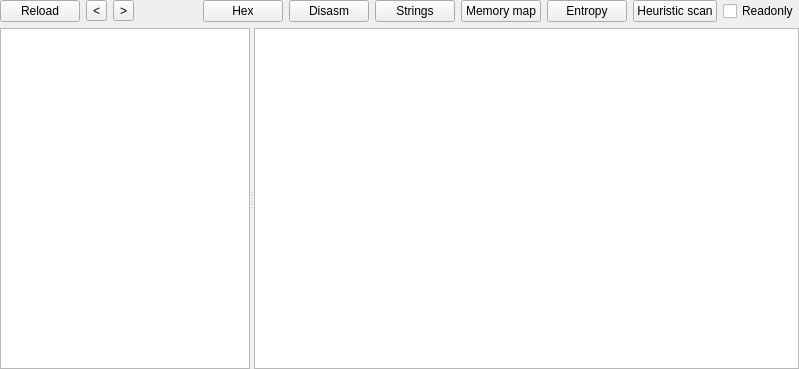
The window that PE/pewidget.ui (horsicq/FormatWidgets) describes before a commit, drawn with Qt 5.
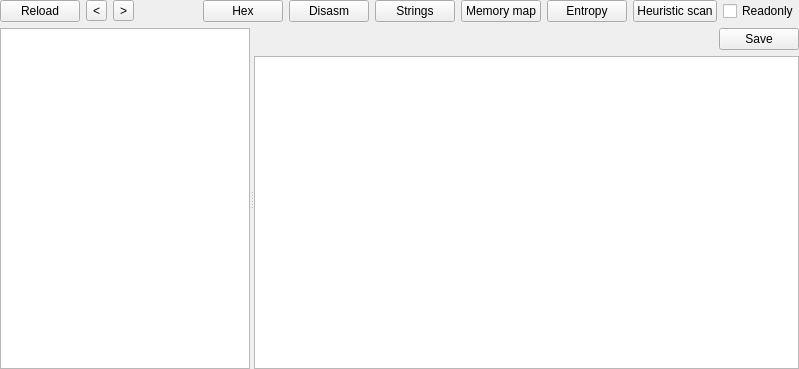
The same window after the commit. The open tabs and pages were chosen to show the change. Custom widgets are drawn as their Qt base class.

```diff
--- a/PE/pewidget.ui
+++ b/PE/pewidget.ui
@@ -819,6 +819,30 @@
         <property name="bottomMargin">
          <number>0</number>
         </property>
+        <item>
+         <layout class="QHBoxLayout" name="horizontalLayout_22">
+          <item>
+           <spacer name="horizontalSpacer_22">
+            <property name="orientation">
+             <enum>Qt::Horizontal</enum>
+            </property>
+            <property name="sizeHint" stdset="0">
+             <size>
+              <width>40</width>
+              <height>20</height>
+             </size>
+            </property>
+           </spacer>
+          </item>
+          <item>
+           <widget class="QPushButton" name="pushButtonSave_RICH">
+            <property name="text">
+             <string>Save</string>
+            </property>
+           </widget>
+          </item>
+         </layout>
+        </item>
         <item>
          <widget class="QTableView" name="tableView_RICH">
           <property name="contextMenuPolicy">
```
Left out of the diff: 2 changed lines with no effect on the pictures.
